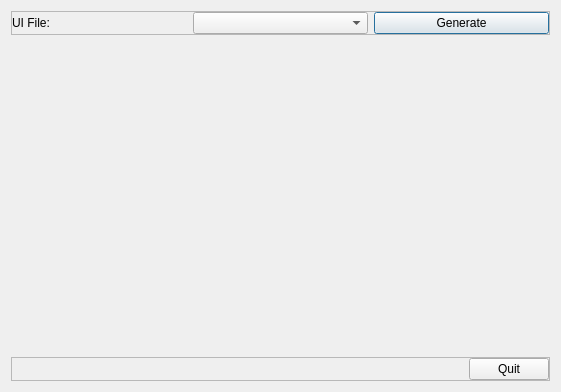
Qt form src/abi/tools/ui/uifileconverter.ui (ABI-Software/abi.tools.uigenerator) before a commit.
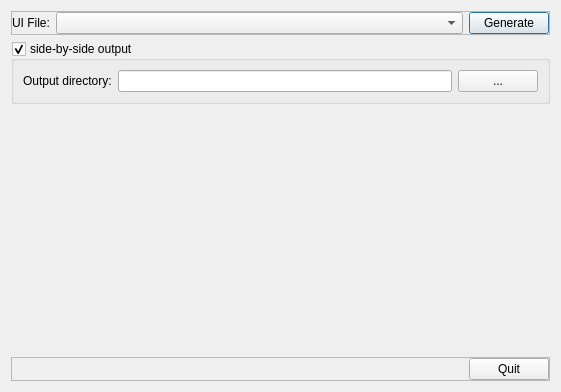
The same form after that commit.

Commit message: Add functionality to output to a different directory.  Set version to 0.2.0.

Diff of the .ui file:
```diff
--- a/src/abi/tools/ui/uifileconverter.ui
+++ b/src/abi/tools/ui/uifileconverter.ui
@@ -34,7 +34,14 @@
        </widget>
       </item>
       <item>
-       <widget class="QComboBox" name="uiFile_comboBox"/>
+       <widget class="QComboBox" name="uiFile_comboBox">
+        <property name="sizePolicy">
+         <sizepolicy hsizetype="Preferred" vsizetype="Fixed">
+          <horstretch>1</horstretch>
+          <verstretch>0</verstretch>
+         </sizepolicy>
+        </property>
+       </widget>
       </item>
       <item>
        <widget class="QPushButton" name="uiFile_pushButton">
@@ -46,6 +53,35 @@
      </layout>
     </widget>
    </item>
+   <item>
+    <widget class="QGroupBox" name="sideBySide_groupBox">
+     <property name="title">
+      <string>side-by-side output</string>
+     </property>
+     <property name="checkable">
+      <bool>true</bool>
+     </property>
+     <layout class="QHBoxLayout" name="horizontalLayout_3">
+      <item>
+       <widget class="QLabel" name="outDir_label">
+        <property name="text">
+         <string>Output directory:</string>
+        </property>
+       </widget>
+      </item>
+      <item>
+       <widget class="QLineEdit" name="outDir_lineEdit"/>
+      </item>
+      <item>
+       <widget class="QPushButton" name="outDir_pushButton">
+        <property name="text">
+         <string>...</string>
+        </property>
+       </widget>
+      </item>
+     </layout>
+    </widget>
+   </item>
    <item>
     <spacer name="verticalSpacer">
      <property name="orientation">
```
Left out of the diff: 6 changed lines with no effect on the pictures. The commit also changes 3 other files.
